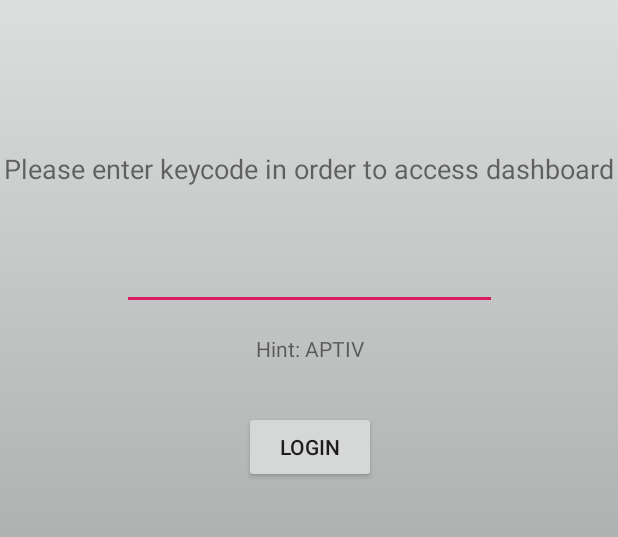
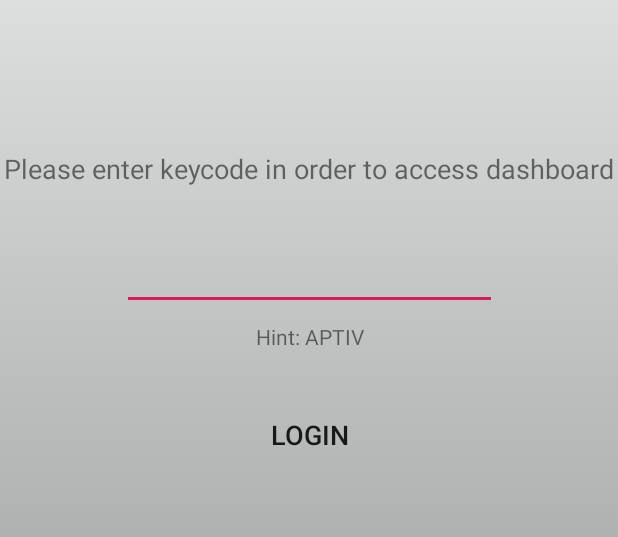
Before and after one commit to BoldizarF/ARIoT19, an Android app: the screen it shows after launch (LoginActivity), on a phone screen of 412 x 824 dp, the part 346-883 px from its top. Run offline under Robolectric (Android 15) with nearby library versions, the phone set to English and light mode, and no system bars; libraries missing offline, so code that uses them is left out: com.facebook.stetho, com.jakewharton.retrofit2; 4 statements that could not run were skipped.

Commit message:
Cardview fixes

```diff
--- a/app-android/app/src/main/java/com/aptiv/watchdogapp/MainActivity.kt
+++ b/app-android/app/src/main/java/com/aptiv/watchdogapp/MainActivity.kt
@@ -71,7 +71,7 @@ class MainActivity : AppCompatActivity() {
 
     private fun setupReycleView() {
         val recyclerView = findViewById<RecyclerView>(R.id.recycle_view)
-        recyclerView.layoutManager = GridLayoutManager(this, 3)
+        recyclerView.layoutManager = GridLayoutManager(this, 4)
         adapter = ImageAdapter(::onImageClicked)
         recyclerView.adapter = adapter
     }
--- a/app-android/app/src/main/res/layout/activity_login.xml
+++ b/app-android/app/src/main/res/layout/activity_login.xml
@@ -34,12 +34,13 @@
             android:layout_height="48dp"
             android:id="@+id/login_btn"
             app:layout_constraintEnd_toEndOf="@+id/editText" app:layout_constraintStart_toStartOf="@+id/editText"
-            android:layout_marginTop="32dp" app:layout_constraintTop_toBottomOf="@+id/textView"/>
+            android:layout_marginTop="32dp" app:layout_constraintTop_toBottomOf="@+id/textView"
+            android:background="@android:color/transparent" android:textSize="18sp"/>
     <TextView
             android:text="Hint: APTIV"
             android:layout_width="wrap_content"
             android:layout_height="wrap_content"
             android:id="@+id/textView"
-            app:layout_constraintTop_toBottomOf="@+id/editText" android:layout_marginTop="16dp"
+            app:layout_constraintTop_toBottomOf="@+id/editText" android:layout_marginTop="8dp"
             app:layout_constraintEnd_toEndOf="@+id/editText" app:layout_constraintStart_toStartOf="@+id/editText"/>
 </androidx.constraintlayout.widget.ConstraintLayout>
```
Also changed, not shown: app-android/app/src/main/res/layout/row_image.xml (+4 -6 lines).
